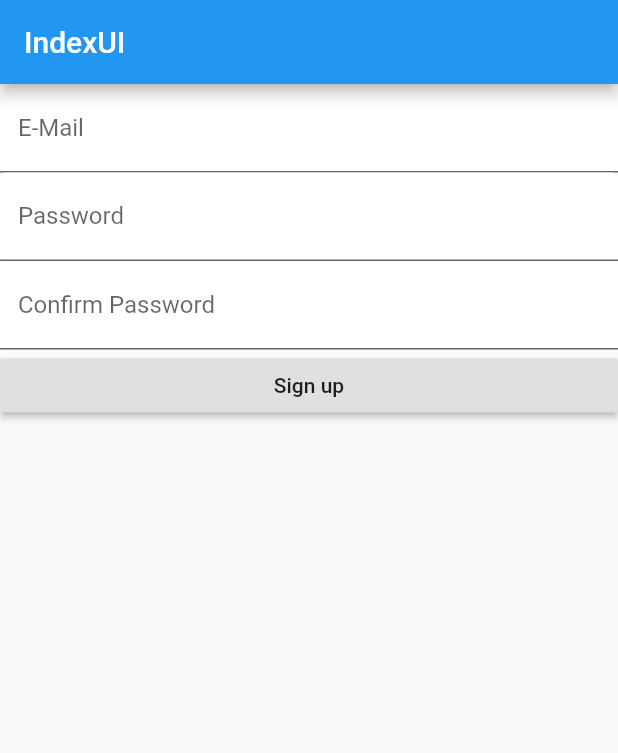
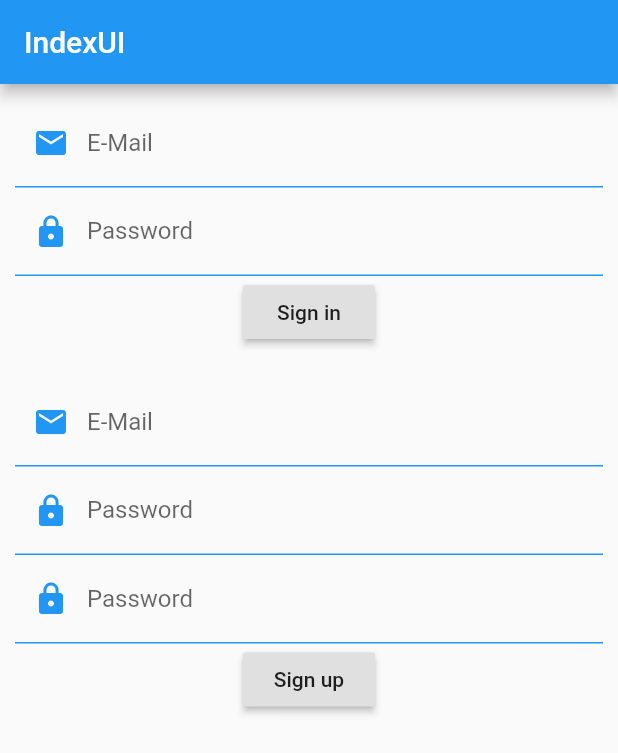
Before and after one commit to amr-lounis/project_f, a Flutter app: the screen it shows after launch, on a phone screen of 412 x 824 dp. Shown: the top 753 px of the screen. Run offline on Flutter 3.47's test engine with Material 2 defaults, Android fonts, the phone set to English and light mode, and no system bars.

Commit message:
Signed-off-by: LOUNIS AMAR <LOUNIS AMAR>

```diff
--- a/lib/UI/IndexUI.dart
+++ b/lib/UI/IndexUI.dart
@@ -25,10 +25,15 @@ class _indexUIState extends State<indexUI> {
   //*************************************************
   widgetBody() {
     return Center(
-     child:
-       SignUpWidget( onSignUp:(email,password){
-         print("${email}  ${password}");
-       })
+     child:ListView(
+       children: <Widget>[
+         SignInWidget( onSignIn:(email,password){
+           print("${email}  ${password}");
+         }),
+         SignUpWidget( onSignUp:(email,password){
+           print("${email}  ${password}");
+         }),
+     ],)
     );
   }
 }
--- a/lib/UI/Widget/SignInWidget.dart
+++ b/lib/UI/Widget/SignInWidget.dart
@@ -12,15 +12,17 @@ class _SignInWidgetState extends State<SignInWidget> {
   String password;
 
   @override
-  Widget build(BuildContext context) {
-    return GestureDetector(
+  Widget build(BuildContext cntxt) {
+    return Container (
+      margin: EdgeInsets.all(10),
+      child: GestureDetector(
       onTap: (){
-        FocusScope.of(context).requestFocus(FocusNode());
+        FocusScope.of(cntxt).requestFocus(FocusNode());
       },
       child: Container(
         child: Form(
           key: _formKey,
-          child: ListView(
+          child: Column(
               children: <Widget>[
                 _buildEmailTextField(),
                 _buildPasswordTextField(),
@@ -28,37 +30,60 @@ class _SignInWidgetState extends State<SignInWidget> {
               ]),
         ),
       ),
-    );
+    ),);
   }
   ////////////////////////////////////////////////////////////////////////////////
   Widget _buildEmailTextField() {
-    return TextFormField(
+    return Container(
+        child: Padding(
+        padding: EdgeInsets.only(),
+            child: TextFormField(
+              style: TextStyle(color: Theme .of(context) .accentColor),
               decoration: InputDecoration(
-          labelText: 'E-Mail', filled: true, fillColor: Colors.white),
+                enabledBorder: UnderlineInputBorder( borderSide: BorderSide( color: Theme.of(context).accentColor, width: 1.0 ) ),
+                focusedBorder: UnderlineInputBorder( borderSide: BorderSide( color: Theme.of(context).accentColor, width: 1.0 ) ),
+                prefixIcon: const Icon( Icons.email, color: Colors.blue, ),
+                labelText: 'E-Mail',
+              ),
+              obscureText: false,
               keyboardType: TextInputType.emailAddress,
               validator: (String value) {
                 if (value.isEmpty ) {
-          return 'Please enter a valid email';
+                  return 'Invalid email';
                 }else return null;
               },
               onSaved: (String value) {
                 email = value;
               },
+            )
+      )
     );
   }
   //////////////////////////////////////////////////////////////////////////////
   Widget _buildPasswordTextField() {
-    return TextFormField(
-      decoration: InputDecoration( labelText: 'Password', filled: true, fillColor: Colors.white),
+    return Container(
+        child: Padding(
+            padding: EdgeInsets.only(),
+            child: TextFormField(
+              style: TextStyle(color: Theme .of(context) .accentColor),
+              decoration: InputDecoration(
+                enabledBorder: UnderlineInputBorder( borderSide: BorderSide( color: Theme.of(context).accentColor, width: 1.0 ) ),
+                focusedBorder: UnderlineInputBorder( borderSide: BorderSide( color: Theme.of(context).accentColor, width: 1.0 ) ),
+                prefixIcon: const Icon( Icons.lock, color: Colors.blue, ),
+                labelText: 'Password',
+              ),
               obscureText: true,
+              keyboardType: TextInputType.text,
               validator: (String value) {
-        if (value.isEmpty || value.length < 6) {
-          return 'Password invalid';
+                if (value.isEmpty ) {
+                  return 'Invalid Password';
                 }else return null;
               },
               onSaved: (String value) {
                 password = value;
               },
+            )
+        )
     );
   }
 ////////////////////////////////////////////////////////////////////////////////
--- a/lib/UI/Widget/SignUpWidget.dart
+++ b/lib/UI/Widget/SignUpWidget.dart
@@ -11,17 +11,18 @@ class _SignUpWidgetState extends State<SignUpWidget> {
   final TextEditingController _passwordTextController = TextEditingController();
   String email;
   String password;
-
+////////////////////////////////////////////////////////////////////////////////
   @override
-  Widget build(BuildContext context) {
-    return GestureDetector(
+  Widget build(BuildContext cntxt) {
+    return Container(margin: EdgeInsets.all(10),
+      child: GestureDetector(
         onTap: (){
-        FocusScope.of(context).requestFocus(FocusNode());
+          FocusScope.of(cntxt).requestFocus(FocusNode());
         },
         child: Container(
           child: Form(
             key: _formKey,
-          child: ListView(
+            child: Column(
                 children: <Widget>[
                   _buildEmailTextField(),
                   _buildPasswordTextField(),
@@ -30,50 +31,88 @@ class _SignUpWidgetState extends State<SignUpWidget> {
                 ]),
           ),
         ),
+      )
     );
   }
 ////////////////////////////////////////////////////////////////////////////////
   Widget _buildEmailTextField() {
-    return TextFormField(
+    return Container(
+        child: Padding(
+            padding: EdgeInsets.only(),
+            child: TextFormField(
+              style: TextStyle(color: Theme .of(context) .accentColor),
               decoration: InputDecoration(
-          labelText: 'E-Mail', filled: true, fillColor: Colors.white),
+                enabledBorder: UnderlineInputBorder( borderSide: BorderSide( color: Theme.of(context).accentColor, width: 1.0 ) ),
+                focusedBorder: UnderlineInputBorder( borderSide: BorderSide( color: Theme.of(context).accentColor, width: 1.0 ) ),
+                prefixIcon: const Icon( Icons.email, color: Colors.blue, ),
+                labelText: 'E-Mail',
+              ),
+              obscureText: false,
               keyboardType: TextInputType.emailAddress,
               validator: (String value) {
                 if (value.isEmpty ) {
-          return 'Please enter a valid email';
+                  return 'Invalid email';
                 }else return null;
               },
               onSaved: (String value) {
                 email = value;
               },
+            )
+        )
     );
   }
   //////////////////////////////////////////////////////////////////////////////
   Widget _buildPasswordTextField() {
-    return TextFormField(
-      controller: _passwordTextController,
-      decoration: InputDecoration( labelText: 'Password', filled: true, fillColor: Colors.white),
+    return Container(
+        child: Padding(
+            padding: EdgeInsets.only(),
+            child: TextFormField(
+              style: TextStyle(color: Theme .of(context) .accentColor),
+              decoration: InputDecoration(
+                enabledBorder: UnderlineInputBorder( borderSide: BorderSide( color: Theme.of(context).accentColor, width: 1.0 ) ),
+                focusedBorder: UnderlineInputBorder( borderSide: BorderSide( color: Theme.of(context).accentColor, width: 1.0 ) ),
+                prefixIcon: const Icon( Icons.lock, color: Colors.blue, ),
+                labelText: 'Password',
+              ),
               obscureText: true,
+              keyboardType: TextInputType.text,
               validator: (String value) {
-        if (value.isEmpty || value.length < 6) {
-          return 'Password invalid';
+                if (value.isEmpty ) {
+                  return 'Invalid Password';
                 }else return null;
               },
               onSaved: (String value) {
                 password = value;
               },
+            )
+        )
     );
   }
 ////////////////////////////////////////////////////////////////////////////////
   Widget _buildPasswordConfirmTextField() {
-    return TextFormField(
-      decoration: InputDecoration( labelText: 'Confirm Password', filled: true, fillColor: Colors.white),
+    return Container(
+        child: Padding(
+            padding: EdgeInsets.only(),
+            child: TextFormField(
+              style: TextStyle(color: Theme .of(context) .accentColor),
+              decoration: InputDecoration(
+                enabledBorder: UnderlineInputBorder( borderSide: BorderSide( color: Theme.of(context).accentColor, width: 1.0 ) ),
+                focusedBorder: UnderlineInputBorder( borderSide: BorderSide( color: Theme.of(context).accentColor, width: 1.0 ) ),
+                prefixIcon: const Icon( Icons.lock, color: Colors.blue, ),
+                labelText: 'Password',
+              ),
               obscureText: true,
+              keyboardType: TextInputType.text,
               validator: (String value) {
-        if (_passwordTextController.text != value ) {
+                  if (value.isEmpty  || _passwordTextController.text != value ) {
                     return 'Passwords do not match.';
                   }else return null;
                 },
+              onSaved: (String value) {
+                password = value;
+              },
+            )
+        )
     );
   }
 ////////////////////////////////////////////////////////////////////////////////
```
Also changed, not shown: 1 other file. Lines whose indentation alone changed are shown as unchanged.
